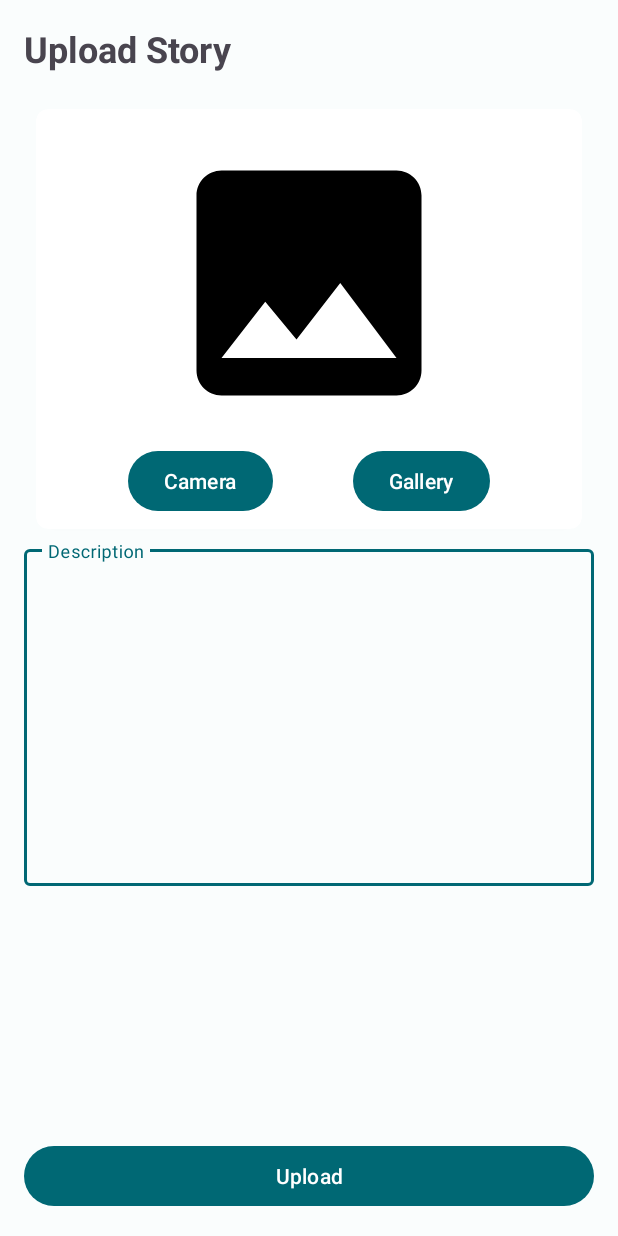
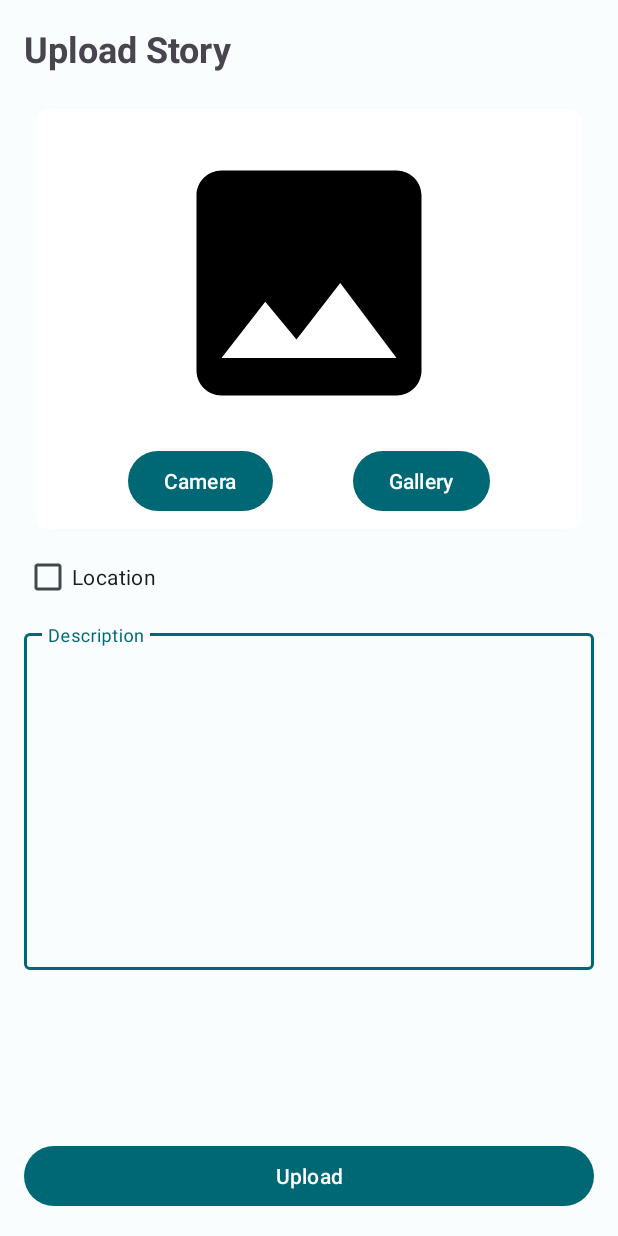
Before and after one commit to harrysudanaa/MyStoryApp, an Android app: the AddStoryActivity screen opened directly, with no data from a screen before it, on a phone screen of 412 x 824 dp. Run offline under Robolectric (Android 15) with nearby library versions, the phone set to English and light mode, and no system bars; our stand-ins replace Dagger/Hilt's generated code; pictures from the network do not load.

Commit message:
Add optional current location on add story and fix dummy user token on testing

```diff
--- a/app/build.gradle.kts
+++ b/app/build.gradle.kts
@@ -60,6 +60,7 @@ dependencies {
     implementation(libs.androidx.activity)
     implementation(libs.androidx.constraintlayout)
     implementation(libs.play.services.maps)
+    implementation(libs.play.services.location)
     testImplementation(libs.junit)
     androidTestImplementation(libs.androidx.junit)
     androidTestImplementation(libs.androidx.espresso.core)
--- a/app/src/main/AndroidManifest.xml
+++ b/app/src/main/AndroidManifest.xml
@@ -10,6 +10,9 @@
     <uses-permission
         android:name="android.permission.WRITE_EXTERNAL_STORAGE"
         android:maxSdkVersion="28" />
+
+    <uses-permission android:name="android.permission.ACCESS_COARSE_LOCATION" />
+    <uses-permission android:name="android.permission.ACCESS_FINE_LOCATION" />
 
     <application
         android:name=".MyStoryApp"
@@ -86,6 +89,9 @@
         <service
             android:name=".widget.StackWidgetService"
             android:permission="android.permission.BIND_REMOTEVIEWS" />
+        <service
+            android:name="MyNavigationService"
+            android:foregroundServiceType="location"/>
     </application>
 
 </manifest>
--- a/app/src/main/java/com/example/mystoryapp/data/remote/retrofit/ApiService.kt
+++ b/app/src/main/java/com/example/mystoryapp/data/remote/retrofit/ApiService.kt
@@ -57,7 +57,9 @@ interface ApiService {
     suspend fun addStory(
         @Header("Authorization") token: String,
         @Part file: MultipartBody.Part,
-        @Part("description")  description: RequestBody
+        @Part("description")  description: RequestBody,
+        @Part("lat") lat: RequestBody?,
+        @Part("lon") lon: RequestBody?
     ) : AddStoryResponse
 
 }
--- a/app/src/main/java/com/example/mystoryapp/view/addstory/AddStoryViewModel.kt
+++ b/app/src/main/java/com/example/mystoryapp/view/addstory/AddStoryViewModel.kt
@@ -31,11 +31,11 @@ class AddStoryViewModel @Inject constructor(
         return repository.getSession().asLiveData()
     }
 
-    fun addStory(token: String, imagePhoto: MultipartBody.Part, description: RequestBody) {
+    fun addStory(token: String, imagePhoto: MultipartBody.Part, description: RequestBody, latitude: RequestBody?, longitude: RequestBody?) {
         viewModelScope.launch {
             try {
                 _isLoading.value = true
-                val response = repository.addStory(token, imagePhoto, description)
+                val response = repository.addStory(token, imagePhoto, description, latitude, longitude)
                 _status.value = response
             } catch (e: HttpException) {
                 _isLoading.value = true
--- a/app/src/main/java/com/example/mystoryapp/view/main/MainActivity.kt
+++ b/app/src/main/java/com/example/mystoryapp/view/main/MainActivity.kt
@@ -121,7 +121,7 @@ class MainActivity : AppCompatActivity() {
         }
 
         with (mainViewModel) {
-            stories.observe(this@MainActivity) { story ->
+            getStories(token).observe(this@MainActivity) { story ->
                 if (story == null) {
                     binding.tvEmptyData.visibility = View.VISIBLE
                 }
--- a/app/src/main/res/layout/activity_add_story.xml
+++ b/app/src/main/res/layout/activity_add_story.xml
@@ -77,6 +77,15 @@
 
         </androidx.cardview.widget.CardView>
 
+        <CheckBox
+            android:id="@+id/cbLocation"
+            android:layout_width="wrap_content"
+            android:layout_height="wrap_content"
+            android:layout_marginTop="8dp"
+            android:text="@string/location_text"
+            app:layout_constraintStart_toStartOf="parent"
+            app:layout_constraintTop_toBottomOf="@id/cvUploadImage" />
+
         <com.google.android.material.textfield.TextInputLayout
             android:id="@+id/textInputLayoutDescription"
             android:layout_width="0dp"
@@ -85,7 +94,7 @@
             android:layout_marginTop="8dp"
             app:layout_constraintEnd_toEndOf="@id/addStoryContainer"
             app:layout_constraintStart_toStartOf="parent"
-            app:layout_constraintTop_toBottomOf="@id/cvUploadImage"
+            app:layout_constraintTop_toBottomOf="@id/cbLocation"
             tools:layout_editor_absoluteY="280dp">
 
             <com.google.android.material.textfield.TextInputEditText
--- a/app/src/main/res/values/strings.xml
+++ b/app/src/main/res/values/strings.xml
@@ -50,4 +50,5 @@
     <string name="bearer_token" translatable="false">Bearer %1$s</string>
     <string name="style_parsing_failed" translatable="false">Style parsing failed.</string>
     <string name="can_t_find_style_error" translatable="false">"Can't find style. Error: "</string>
+    <string name="location_text">Location</string>
 </resources>
--- a/gradle/libs.versions.toml
+++ b/gradle/libs.versions.toml
@@ -27,6 +27,7 @@ ksp = "1.9.22-1.0.17"
 googleAndroidLibrariesMapsplatformSecretsGradlePlugin = "2.0.1"
 playServicesMaps = "18.1.0"
 turbine = "1.0.0"
+playServicesLocation = "21.2.0"
 
 [libraries]
 androidx-activity-ktx = { module = "androidx.activity:activity-ktx", version.ref = "activity" }
@@ -64,6 +65,7 @@ mockito-inline = { module = "org.mockito:mockito-inline", version.ref = "mockito
 retrofit = { module = "com.squareup.retrofit2:retrofit", version.ref = "retrofit" }
 play-services-maps = { group = "com.google.android.gms", name = "play-services-maps", version.ref = "playServicesMaps" }
 turbine = { module = "app.cash.turbine:turbine", version.ref = "turbine" }
+play-services-location = { group = "com.google.android.gms", name = "play-services-location", version.ref = "playServicesLocation" }
 
 [plugins]
 androidApplication = { id = "com.android.application", version.ref = "agp" }
```
Also changed, not shown: app/src/main/java/com/example/mystoryapp/data/repository/StoryRepository.kt (+5 -13 lines), app/src/main/java/com/example/mystoryapp/view/addstory/AddStoryActivity.kt (+53 -2 lines), app/src/main/java/com/example/mystoryapp/view/main/MainViewModel.kt (+7 -3 lines), 2 other files.
